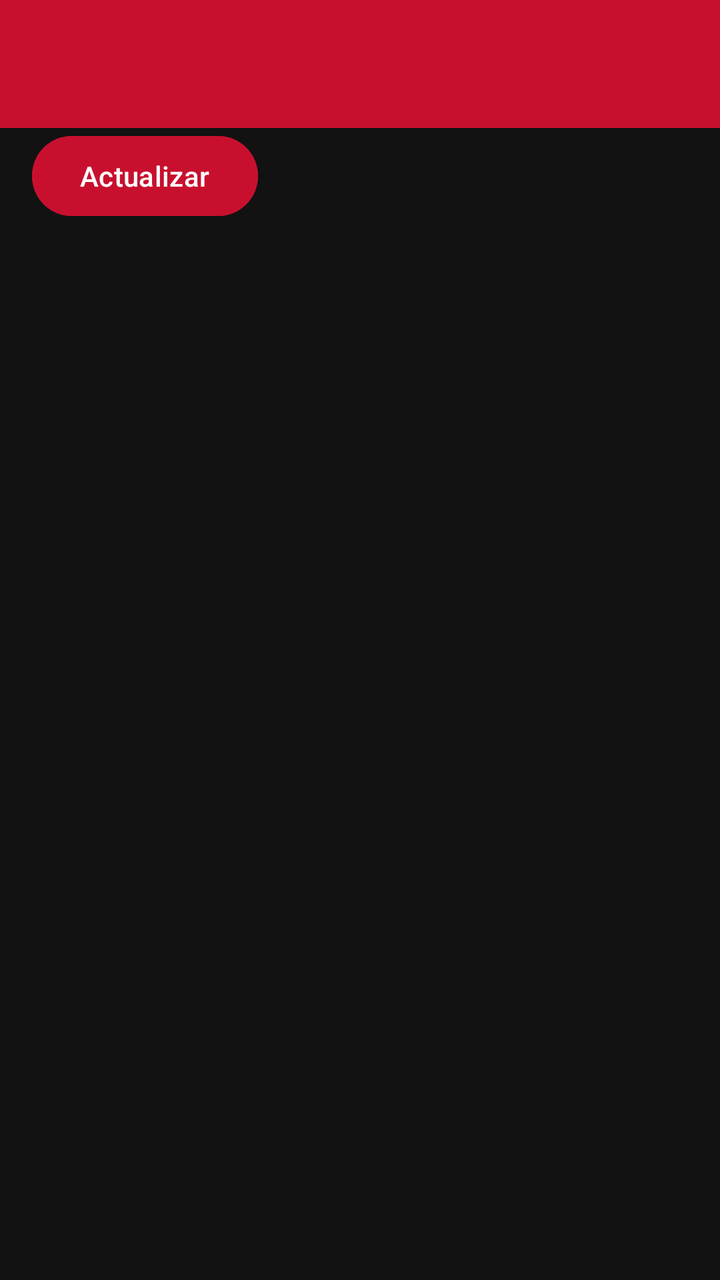
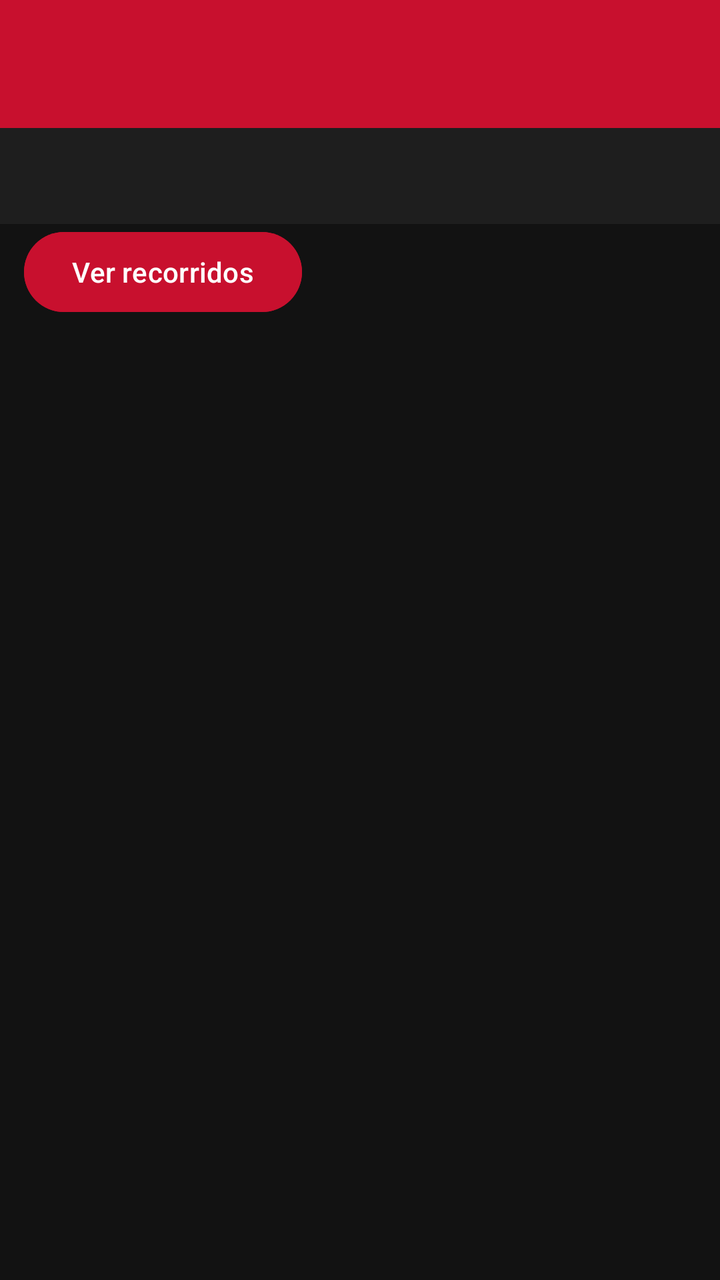

The first picture is an Android layout as it rendered before a commit; the second is the same layout after the commit. The layout source and the unified diff follow.
<!-- AndroidManifest.xml: application theme Theme.UninorteLocator -->
<!-- res/layout/activity_recorridos.xml -->
<?xml version="1.0" encoding="utf-8"?>
<LinearLayout xmlns:android="http://schemas.android.com/apk/res/android"
    xmlns:app="http://schemas.android.com/apk/res-auto"
    android:layout_width="match_parent" android:layout_height="match_parent"
    android:orientation="vertical" android:background="@color/background_dark">
    <com.google.android.material.appbar.MaterialToolbar android:id="@+id/toolbar"
        android:layout_width="match_parent" android:layout_height="?attr/actionBarSize"
        android:background="@color/uninorte_red" app:titleTextColor="@color/white" />
    <TextView android:id="@+id/tvResumen" android:layout_width="match_parent" android:layout_height="wrap_content"
        android:padding="16dp" android:textColor="@color/white" android:textSize="16sp" android:visibility="gone" />
    <com.google.android.material.button.MaterialButton android:id="@+id/btnActualizar"
        android:layout_width="wrap_content" android:layout_height="wrap_content" android:layout_marginStart="16dp"
        android:text="@string/actualizar" android:textAllCaps="false"
        android:backgroundTint="@color/uninorte_red" android:textColor="@color/white" />
    <ProgressBar android:id="@+id/progresoRecorridos" android:layout_width="wrap_content" android:layout_height="wrap_content"
        android:layout_gravity="center_horizontal" android:visibility="gone" />
    <TextView android:id="@+id/tvEstadoRecorridos" android:layout_width="match_parent" android:layout_height="wrap_content"
        android:padding="16dp" android:textColor="@color/text_secondary" android:visibility="gone" />
    <ListView android:id="@+id/listaRecorridos" android:layout_width="match_parent" android:layout_height="0dp"
        android:layout_weight="1" android:divider="@android:color/transparent" android:dividerHeight="8dp"
        android:padding="12dp" android:clipToPadding="false" />
</LinearLayout>
<!-- resources referenced by this layout -->
<resources>
  <color name="background_dark">#121212</color>
  <color name="text_secondary">#B3B3B3</color>
  <color name="uninorte_red">#C8102E</color>
  <color name="white">#FFFFFF</color>
  <string name="actualizar">Actualizar</string>
  <style name="Theme.UninorteLocator" parent="Theme.Material3.DayNight.NoActionBar">
          
          <item name="colorPrimary">@color/uninorte_red</item>
          <item name="colorPrimaryVariant">@color/uninorte_red_dark</item>
          <item name="colorOnPrimary">@color/white</item>
  
          
          <item name="android:windowBackground">@color/background_dark</item>
          <item name="colorSurface">@color/background_dark</item>
          <item name="colorOnSurface">@color/white</item>
  
          
          <item name="android:statusBarColor">@color/black</item>
          <item name="android:windowLightStatusBar" tools:targetApi="m">false</item>
      </style>
  <color name="uninorte_red_dark">#8F0B20</color>
  <color name="black">#000000</color>
</resources>

<!-- the commit's change to res/layout/activity_recorridos.xml (unified diff, before → after) -->
@@ -6,12 +6,51 @@
     <com.google.android.material.appbar.MaterialToolbar android:id="@+id/toolbar"
         android:layout_width="match_parent" android:layout_height="?attr/actionBarSize"
         android:background="@color/uninorte_red" app:titleTextColor="@color/white" />
+    <TextView android:id="@+id/barraRango" android:layout_width="match_parent" android:layout_height="wrap_content"
+        android:minHeight="48dp" android:padding="12dp" android:background="@color/card_background"
+        android:textColor="@color/white" android:clickable="true" android:focusable="true" />
+    <ScrollView android:id="@+id/selectorRango" android:layout_width="match_parent" android:layout_height="260dp"
+        android:visibility="gone" android:background="@color/card_background" android:fillViewport="false">
+        <LinearLayout android:layout_width="match_parent" android:layout_height="wrap_content"
+            android:orientation="vertical" android:padding="8dp">
+            <LinearLayout android:layout_width="match_parent" android:layout_height="wrap_content">
+                <Button android:id="@+id/tabDesde" style="@style/TabRango" />
+                <Button android:id="@+id/tabHasta" style="@style/TabRango" />
+            </LinearLayout>
+            <LinearLayout android:layout_width="match_parent" android:layout_height="48dp" android:gravity="center_vertical">
+                <Button android:id="@+id/mesAnterior" android:layout_width="48dp" android:layout_height="48dp"
+                    android:text="@string/flecha_anterior" android:contentDescription="@string/mes_anterior" android:padding="0dp" />
+                <TextView android:id="@+id/tituloMes" android:layout_width="0dp" android:layout_height="wrap_content"
+                    android:layout_weight="1" android:gravity="center" android:textColor="@color/white" android:textSize="18sp" />
+                <Button android:id="@+id/mesSiguiente" android:layout_width="48dp" android:layout_height="48dp"
+                    android:text="@string/flecha_siguiente" android:contentDescription="@string/mes_siguiente" android:padding="0dp" />
+            </LinearLayout>
+            <GridLayout android:id="@+id/diasSemana" android:layout_width="match_parent" android:layout_height="wrap_content" android:columnCount="7" />
+            <GridLayout android:id="@+id/diasCalendario" android:layout_width="match_parent" android:layout_height="wrap_content" android:columnCount="7" />
+            <TextView android:layout_width="match_parent" android:layout_height="wrap_content" android:text="@string/hora_desde" android:textColor="@color/text_secondary" />
+            <LinearLayout android:layout_width="match_parent" android:layout_height="wrap_content" android:gravity="center_vertical">
+                <EditText android:id="@+id/desdeHH" style="@style/CampoHora" android:hint="@string/hh" android:contentDescription="@string/desde_hh" />
+                <EditText android:id="@+id/desdeMM" style="@style/CampoHora" android:hint="@string/mm" android:contentDescription="@string/desde_mm" />
+                <EditText android:id="@+id/desdeSS" style="@style/CampoHora" android:hint="@string/ss" android:contentDescription="@string/desde_ss" />
+                <Button android:id="@+id/desdePeriodo" android:layout_width="72dp" android:layout_height="48dp" android:textAllCaps="false" android:contentDescription="@string/desde_periodo" />
+            </LinearLayout>
+            <TextView android:layout_width="match_parent" android:layout_height="wrap_content" android:text="@string/hora_hasta" android:textColor="@color/text_secondary" />
+            <LinearLayout android:layout_width="match_parent" android:layout_height="wrap_content" android:gravity="center_vertical">
+                <EditText android:id="@+id/hastaHH" style="@style/CampoHora" android:hint="@string/hh" android:contentDescription="@string/hasta_hh" />
+                <EditText android:id="@+id/hastaMM" style="@style/CampoHora" android:hint="@string/mm" android:contentDescription="@string/hasta_mm" />
+                <EditText android:id="@+id/hastaSS" style="@style/CampoHora" android:hint="@string/ss" android:contentDescription="@string/hasta_ss" />
+                <Button android:id="@+id/hastaPeriodo" android:layout_width="72dp" android:layout_height="48dp" android:textAllCaps="false" android:contentDescription="@string/hasta_periodo" />
+            </LinearLayout>
+        </LinearLayout>
+    </ScrollView>
+    <com.google.android.material.button.MaterialButton android:id="@+id/btnActualizar"
+        android:layout_width="wrap_content" android:layout_height="wrap_content" android:layout_marginStart="12dp"
+        android:text="@string/ver_recorridos" android:textAllCaps="false"
+        android:backgroundTint="@color/uninorte_red" android:textColor="@color/white" />
     <TextView android:id="@+id/tvResumen" android:layout_width="match_parent" android:layout_height="wrap_content"
-        android:padding="16dp" android:textColor="@color/white" android:textSize="16sp" android:visibility="gone" />
-    <com.google.android.material.button.MaterialButton android:id="@+id/btnActualizar"
-        android:layout_width="wrap_content" android:layout_height="wrap_content" android:layout_marginStart="16dp"
-        android:text="@string/actualizar" android:textAllCaps="false"
-        android:backgroundTint="@color/uninorte_red" android:textColor="@color/white" />
+        android:paddingStart="12dp" android:paddingEnd="12dp" android:textColor="@color/white" android:textSize="16sp" android:visibility="gone" />
+    <TextView android:id="@+id/tvResumenDetalle" android:layout_width="match_parent" android:layout_height="wrap_content"
+        android:paddingStart="12dp" android:paddingEnd="12dp" android:textColor="@color/text_secondary" android:textSize="12sp" android:visibility="gone" />
     <ProgressBar android:id="@+id/progresoRecorridos" android:layout_width="wrap_content" android:layout_height="wrap_content"
         android:layout_gravity="center_horizontal" android:visibility="gone" />
     <TextView android:id="@+id/tvEstadoRecorridos" android:layout_width="match_parent" android:layout_height="wrap_content"
<!-- resource entries referenced after the edit -->
@@ -1,10 +1,47 @@
 <!-- resources referenced by this layout -->
 <resources>
   <color name="background_dark">#121212</color>
+  <color name="card_background">#1E1E1E</color>
   <color name="text_secondary">#B3B3B3</color>
   <color name="uninorte_red">#C8102E</color>
   <color name="white">#FFFFFF</color>
-  <string name="actualizar">Actualizar</string>
+  <string name="desde_hh">Horas de inicio</string>
+  <string name="desde_mm">Minutos de inicio</string>
+  <string name="desde_periodo">AM/PM de inicio</string>
+  <string name="desde_ss">Segundos de inicio</string>
+  <string name="flecha_anterior">←</string>
+  <string name="flecha_siguiente">→</string>
+  <string name="hasta_hh">Horas de fin</string>
+  <string name="hasta_mm">Minutos de fin</string>
+  <string name="hasta_periodo">AM/PM de fin</string>
+  <string name="hasta_ss">Segundos de fin</string>
+  <string name="hh">HH</string>
+  <string name="hora_desde">Hora de inicio</string>
+  <string name="hora_hasta">Hora de fin</string>
+  <string name="mes_anterior">Mes anterior</string>
+  <string name="mes_siguiente">Mes siguiente</string>
+  <string name="mm">MM</string>
+  <string name="ss">SS</string>
+  <string name="ver_recorridos">Ver recorridos</string>
+  <style name="CampoHora" parent="Widget.AppCompat.EditText">
+          <item name="android:layout_width">0dp</item>
+          <item name="android:layout_height">48dp</item>
+          <item name="android:layout_weight">1</item>
+          <item name="android:inputType">number</item>
+          <item name="android:maxLength">2</item>
+          <item name="android:singleLine">true</item>
+          <item name="android:selectAllOnFocus">true</item>
+          <item name="android:textColor">@color/white</item>
+          <item name="android:textColorHint">@color/text_secondary</item>
+          <item name="android:gravity">center</item>
+      </style>
+  <style name="TabRango" parent="Widget.AppCompat.Button">
+          <item name="android:layout_width">0dp</item>
+          <item name="android:layout_height">wrap_content</item>
+          <item name="android:layout_weight">1</item>
+          <item name="android:textAllCaps">false</item>
+          <item name="android:textColor">@color/white</item>
+      </style>
   <style name="Theme.UninorteLocator" parent="Theme.Material3.DayNight.NoActionBar">
           
           <item name="colorPrimary">@color/uninorte_red</item>
